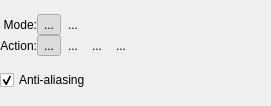
First picture: the form in libs/ui/forms/wdgselectionoptions.ui, repository KDE/krita, before the edit.
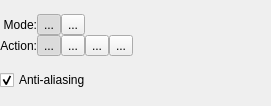
Second picture: the form after the edit. Custom widgets are drawn as their Qt base class.

Commit message: Only highlighted selected option on selection options and brush tip type

What changed in the file:
```diff
--- a/libs/ui/forms/wdgselectionoptions.ui
+++ b/libs/ui/forms/wdgselectionoptions.ui
@@ -43,7 +43,7 @@
         <bool>true</bool>
        </property>
        <property name="autoRaise">
-        <bool>true</bool>
+        <bool>false</bool>
        </property>
       </widget>
      </item>
@@ -59,7 +59,7 @@
         <bool>true</bool>
        </property>
        <property name="autoRaise">
-        <bool>true</bool>
+        <bool>false</bool>
        </property>
       </widget>
      </item>
@@ -94,7 +94,7 @@
         <bool>true</bool>
        </property>
        <property name="autoRaise">
-        <bool>true</bool>
+        <bool>false</bool>
        </property>
       </widget>
      </item>
@@ -152,7 +152,7 @@
         <bool>true</bool>
        </property>
        <property name="autoRaise">
-        <bool>true</bool>
+        <bool>false</bool>
        </property>
       </widget>
      </item>
```
Left out of the diff: 4 changed lines with no effect on the pictures. The commit also changes 2 other files.
